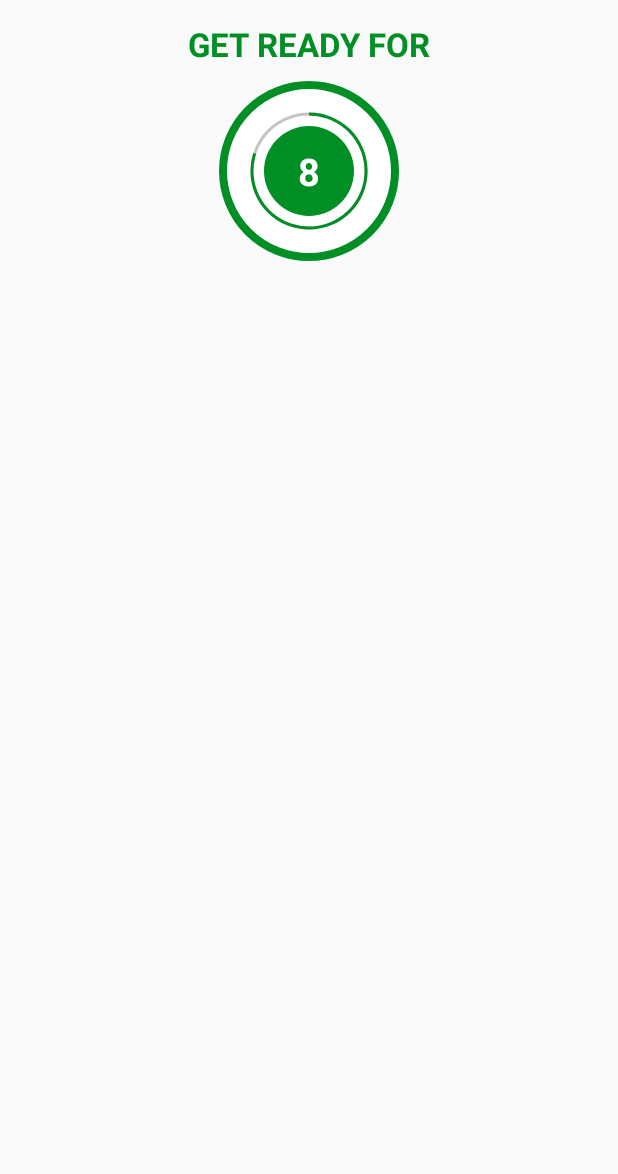
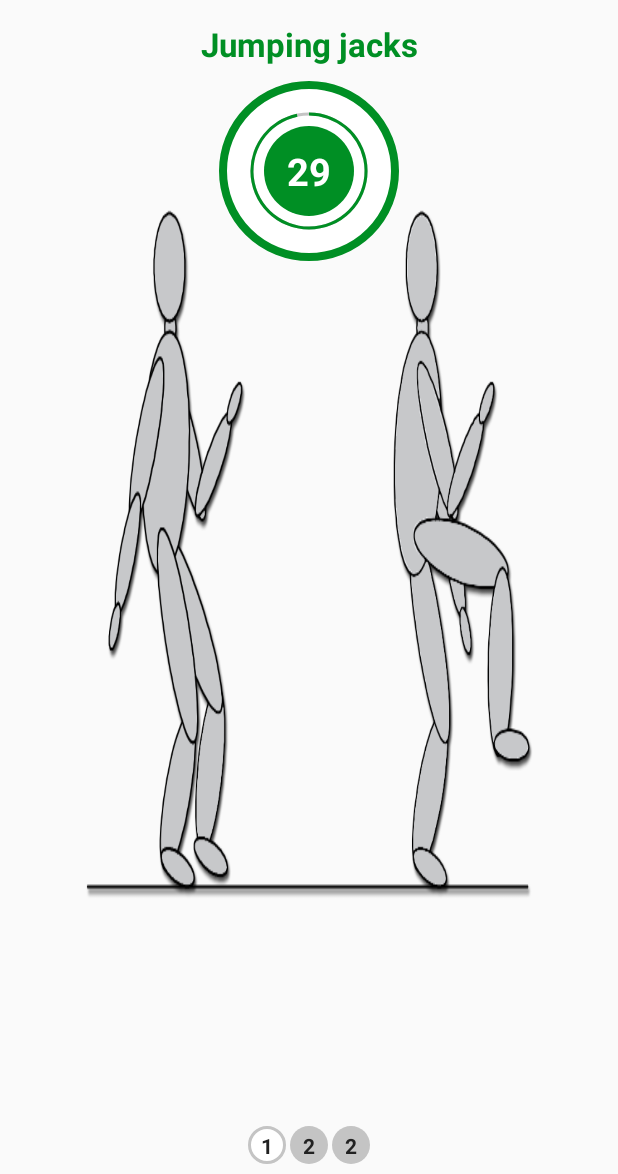
Before and after one commit to loofv/WorkoutApp, an Android app: the ExerciseActivity screen opened directly, with no data from a screen before it, on a phone screen of 412 x 824 dp, the part 62-1236 px from its top. Run offline under Robolectric (Android 15) with nearby library versions, the phone set to English and light mode, and no system bars.

Commit message:
Recycler view stuff, horizontal list

```diff
--- a/app/src/main/AndroidManifest.xml
+++ b/app/src/main/AndroidManifest.xml
@@ -22,5 +22,4 @@
             </intent-filter>
         </activity>
     </application>
-
 </manifest>
--- a/app/src/main/java/loveh/workoutapp/ExerciseActivity.kt
+++ b/app/src/main/java/loveh/workoutapp/ExerciseActivity.kt
@@ -1,42 +1,90 @@
 package loveh.workoutapp
 
+import android.media.MediaPlayer
+import android.net.Uri
 import androidx.appcompat.app.AppCompatActivity
 import android.os.Bundle
 import android.os.CountDownTimer
+import android.speech.tts.TextToSpeech
+import android.util.Log
+import android.view.View
 import android.widget.Toast
+import androidx.recyclerview.widget.LinearLayoutManager
 import loveh.workoutapp.databinding.ActivityExerciseBinding
+import java.util.*
+import kotlin.collections.ArrayList
 
-class ExerciseActivity : AppCompatActivity() {
+class ExerciseActivity : AppCompatActivity(), TextToSpeech.OnInitListener {
     private var binding : ActivityExerciseBinding? = null
     private var restTimer: CountDownTimer? = null
     private var restProgress = 0
     private var progressMax = 10
-    private var countDownMillis = 10000L
+
+    private var tts: TextToSpeech? = null
+    private var mediaPlayer: MediaPlayer? = null
+
+    private var exerciseList : ArrayList<ExerciseModel>? = null
+    private var currentExerciseIndex = 0
+
+    private var exerciseAdapter: ExerciseStatusAdapter? = null
 
     override fun onCreate(savedInstanceState: Bundle?) {
         super.onCreate(savedInstanceState)
         binding = ActivityExerciseBinding.inflate(layoutInflater)
+        exerciseList = Constants.defaultExerciseList()
 
         setContentView(binding?.root)
+
+        tts = TextToSpeech(this, this)
+
         setSupportActionBar(binding?.toolbarExercise)
         if (supportActionBar != null) {
             supportActionBar?.setDisplayHomeAsUpEnabled(true)
         }
+
+
+
         binding?.toolbarExercise?.setNavigationOnClickListener {
             onBackPressed()
         }
         setupRestView()
+        setupExerciseStatusRecyclerView()
+    }
+
+    private fun setupExerciseStatusRecyclerView() {
+        binding?.rvExerciseStatus?.layoutManager =
+            LinearLayoutManager(this, LinearLayoutManager.HORIZONTAL, false)
+        exerciseAdapter = ExerciseStatusAdapter(exerciseList!!)
+        binding?.rvExerciseStatus?.adapter = exerciseAdapter
     }
 
     private fun setupRestView() {
+
+        try {
+            val soundURI = Uri.parse("android.resource://loveh.workoutapp/" + R.raw.press_start)
+            mediaPlayer = MediaPlayer.create(applicationContext, soundURI)
+            mediaPlayer?.isLooping = false
+            mediaPlayer?.start()
+        } catch (e: Exception) {
+            e.printStackTrace()
+        }
+
+        val nextExerciseName = exerciseList?.get(currentExerciseIndex)?.name
+        speakOut(binding?.tvTitle?.text.toString())
+        binding?.progressBar?.max = 10
+        binding?.ivExerciseImage?.visibility = View.INVISIBLE
+        restProgress = 0
         if (restTimer != null) {
             restTimer?.cancel()
             restProgress = 0
         }
+        binding?.tvTitle?.text = "Get ready for: $nextExerciseName"
         setRestProgressBar()
     }
 
+    private var countDownMillis = 1000L
     private fun setRestProgressBar() {
+        speakOut("Now you can rest.")
         binding?.progressBar?.progress = restProgress
 
         restTimer = object : CountDownTimer(countDownMillis, 1000) {
@@ -48,6 +96,9 @@ class ExerciseActivity : AppCompatActivity() {
             }
             override fun onFinish() {
                 Toast.makeText(this@ExerciseActivity, "Exercise starting", Toast.LENGTH_SHORT).show()
+                exerciseList!![currentExerciseIndex].isSelected = true
+//                exerciseAdapter!!.notifyDataSetChanged()
+                exerciseAdapter!!.notifyItemChanged(currentExerciseIndex)
                 startExercise()
             }
         }.start()
@@ -55,11 +106,14 @@ class ExerciseActivity : AppCompatActivity() {
     }
 
     private fun startExercise() {
-        binding?.tvTitle?.text = "BURPEES BOII"
+        speakOut("Start your exercise.")
+        val curr = exerciseList?.get(currentExerciseIndex)
+        binding?.tvTitle?.text = curr?.name
         binding?.progressBar?.max = 30
-        countDownMillis = 30000L
+        countDownMillis = 3000L
         restProgress = 0
         progressMax = 30
+        binding?.ivExerciseImage?.visibility = View.VISIBLE
         restTimer = object : CountDownTimer(countDownMillis, 1000) {
             override fun onTick(p0: Long) {
                 restProgress++
@@ -68,7 +122,17 @@ class ExerciseActivity : AppCompatActivity() {
 
             }
             override fun onFinish() {
-                Toast.makeText(this@ExerciseActivity, "Exercise finished, well done!", Toast.LENGTH_SHORT).show()
+                if (currentExerciseIndex < exerciseList?.size!! -1) {
+                    currentExerciseIndex++
+                    exerciseList!![currentExerciseIndex].isSelected = false
+                    exerciseList!![currentExerciseIndex].isCompleted = true
+                    // Testa den här, kanske lika bra och mer effektiv?
+                    exerciseAdapter!!.notifyItemChanged(currentExerciseIndex)
+//                    exerciseAdapter!!.notifyDataSetChanged()
+                    setupRestView()
+                } else {
+                    Toast.makeText(this@ExerciseActivity, "Exercises finished, well done!", Toast.LENGTH_LONG).show()
+                }
             }
         }.start()
     }
@@ -79,6 +143,29 @@ class ExerciseActivity : AppCompatActivity() {
             restTimer?.cancel()
             restProgress = 0
         }
+        if (tts != null) {
+            tts?.stop()
+            tts?.shutdown()
+        }
+        if (mediaPlayer != null) {
+            mediaPlayer?.stop()
+        }
+
         binding = null
     }
+
+    override fun onInit(status: Int) {
+        if (status == TextToSpeech.SUCCESS) {
+            val result = tts!!.setLanguage(Locale.UK)
+            if (result == TextToSpeech.LANG_MISSING_DATA || result == TextToSpeech.LANG_NOT_SUPPORTED) {
+                Log.e("tts", "result was missing or not supported")
+            }
+        } else {
+            Log.e("tts", "init failed, status was: $status")
+        }
+    }
+
+    private fun speakOut(text: String) {
+        tts!!.speak(text,  TextToSpeech.QUEUE_FLUSH, null, "")
+    }
 }
--- a/app/src/main/java/loveh/workoutapp/ExerciseModel.kt
+++ b/app/src/main/java/loveh/workoutapp/ExerciseModel.kt
@@ -1,9 +1,9 @@
 package loveh.workoutapp
 
 data class ExerciseModel(
-    private var id: Int,
-    private var name: String,
-    private var image: Int,
-    private var isCompleted: Boolean,
-    private var isSelected: Boolean,
+    public var id: Int,
+    public var name: String,
+    public var image: Int,
+    public var isCompleted: Boolean,
+    public var isSelected: Boolean,
 )
--- /dev/null
+++ b/app/src/main/java/loveh/workoutapp/ExerciseStatusAdapter.kt
@@ -0,0 +1,50 @@
+package loveh.workoutapp
+
+import android.graphics.Color
+import android.view.LayoutInflater
+import android.view.ViewGroup
+import androidx.core.content.ContextCompat
+import androidx.recyclerview.widget.RecyclerView
+import loveh.workoutapp.databinding.ItemExerciseStatusBinding
+
+class ExerciseStatusAdapter(val items: ArrayList<ExerciseModel>):
+    RecyclerView.Adapter<ExerciseStatusAdapter.ViewHolder>() {
+        class ViewHolder(binding: ItemExerciseStatusBinding):
+            RecyclerView.ViewHolder(binding.root) {
+                val tvItem = binding.tvItem
+            }
+
+    override fun onCreateViewHolder(parent: ViewGroup, viewType: Int): ViewHolder {
+        return ViewHolder(ItemExerciseStatusBinding.inflate(LayoutInflater.from(parent.context), parent, false))
+    }
+
+    override fun onBindViewHolder(holder: ViewHolder, position: Int) {
+        val model: ExerciseModel = items[position]
+        holder.tvItem.text = model.id.toString()
+
+        when {
+            model.isSelected -> {
+                holder.tvItem.background = ContextCompat.getDrawable(holder.itemView.context,
+                    R.drawable.item_circular_thin_color_accent_border
+                )
+                holder.tvItem.setTextColor(Color.parseColor("#212121"))
+            }
+            model.isCompleted -> {
+                holder.tvItem.background = ContextCompat.getDrawable(holder.itemView.context,
+                    R.drawable.item_circular_color_accent_background)
+                holder.tvItem.setTextColor(Color.parseColor("#FFFFFF"))
+            }
+            else -> {
+                holder.tvItem.background = ContextCompat.getDrawable(holder.itemView.context,
+                    R.drawable.item_circular_color_gray_background)
+                holder.tvItem.setTextColor(Color.parseColor("#212121"))
+
+            }
+        }
+    }
+
+    override fun getItemCount(): Int {
+        return items.size
+    }
+
+}
--- /dev/null
+++ b/app/src/main/res/drawable/item_circular_color_gray_background.xml
@@ -0,0 +1,6 @@
+<?xml version="1.0" encoding="utf-8"?>
+<shape xmlns:android="http://schemas.android.com/apk/res/android"
+    android:shape="oval"
+    >
+    <solid android:color="@color/lightGrey" />
+</shape>
--- /dev/null
+++ b/app/src/main/res/drawable/item_circular_thin_color_accent_border.xml
@@ -0,0 +1,11 @@
+<?xml version="1.0" encoding="utf-8"?>
+<shape xmlns:android="http://schemas.android.com/apk/res/android"
+    android:shape="oval"
+    >
+    <stroke
+        android:width="2dp"
+        android:color="@color/lightGrey"
+        >
+    </stroke>
+    <solid android:color="@color/white" />
+</shape>
--- a/app/src/main/res/layout/activity_exercise.xml
+++ b/app/src/main/res/layout/activity_exercise.xml
@@ -63,7 +63,23 @@
                 />
         </LinearLayout>
     </FrameLayout>
-
-
-
+    <ImageView
+        android:id="@+id/ivExerciseImage"
+        android:layout_width="match_parent"
+        android:layout_height="0dp"
+        android:scaleType="fitXY"
+        android:src="@drawable/workoutpic"
+        android:contentDescription="workout pic"
+        android:visibility="invisible"
+        app:layout_constraintBottom_toBottomOf="parent"
+        />
+    <androidx.recyclerview.widget.RecyclerView
+        android:id="@+id/rvExerciseStatus"
+        android:layout_width="wrap_content"
+        android:layout_height="wrap_content"
+        android:layout_margin="5dp"
+        app:layout_constraintStart_toStartOf="parent"
+        app:layout_constraintEnd_toEndOf="parent"
+        app:layout_constraintBottom_toBottomOf="parent"
+        />
 </androidx.constraintlayout.widget.ConstraintLayout>
--- /dev/null
+++ b/app/src/main/res/layout/item_exercise_status.xml
@@ -0,0 +1,16 @@
+<?xml version="1.0" encoding="utf-8"?>
+<TextView
+    xmlns:android="http://schemas.android.com/apk/res/android"
+    xmlns:tools="http://schemas.android.com/tools"
+    android:id="@+id/tvItem"
+    android:layout_width="25dp"
+    android:layout_height="25dp"
+    android:layout_margin="1dp"
+    android:background="@drawable/item_circular_color_gray_background"
+    android:gravity="center"
+    android:padding="3dp"
+    android:textStyle="bold"
+    android:textColor="#212121"
+    android:textSize="14sp"
+    tools:text="1"
+    />
```
Also changed, not shown: 1 other file.
